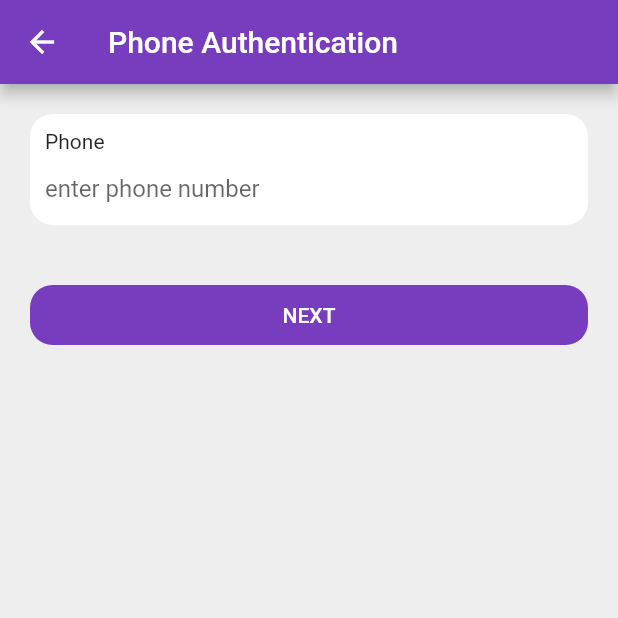
After one commit to subzero56011/Ecommerceapp, a Flutter app: the PhoneScreen screen opened directly, on a phone screen of 412 x 824 dp, the top half of it. The commit adds this screen. Run offline on Flutter 3.47's test engine with Material 2 defaults, Android fonts, the phone set to English and light mode, and no system bars; our stand-ins replace bloc, conditional_builder, dio, expansion_tile_card, firebase_auth, firebase_core and 7 more; accounts and stored records are empty; network calls fail.

Commit message:
phone authentication

```diff
--- a/lib/layout/cubit/states.dart
+++ b/lib/layout/cubit/states.dart
@@ -3,3 +3,10 @@ abstract class HomeStates {}
 class HomeStateInitial extends HomeStates {}
 
 class HomeStateIndex extends HomeStates {}
+
+class HomeStateSuccess extends HomeStates {}
+
+class HomeStateError extends HomeStates {
+  final error;
+  HomeStateError({this.error});
+}
--- a/lib/modules/courses/cubit/states.dart
+++ b/lib/modules/courses/cubit/states.dart
@@ -3,6 +3,8 @@ abstract class CoursesStates {}
 class CoursesStateInitial extends CoursesStates {}
 
 class CoursesStateLoading extends CoursesStates {}
+
+class CoursesStateLoadingMore extends CoursesStates {}
 
 class CoursesStateSuccess extends CoursesStates {}
 
--- /dev/null
+++ b/lib/modules/phone/phone_screen.dart
@@ -0,0 +1,103 @@
+import 'package:ecommerce_app/layout/home.dart';
+import 'package:ecommerce_app/shared/components/components.dart';
+import 'package:firebase_auth/firebase_auth.dart';
+import 'package:flutter/material.dart';
+
+class PhoneScreen extends StatefulWidget {
+  @override
+  _PhoneScreenState createState() => _PhoneScreenState();
+}
+
+class _PhoneScreenState extends State<PhoneScreen> {
+  var phoneController = TextEditingController();
+  var codeController = TextEditingController();
+
+  bool isCode = false;
+  String verCode = '';
+
+  @override
+  Widget build(BuildContext context) {
+    return Scaffold(
+      appBar: AppBar(
+        title: Text('Phone Authentication'),
+      ),
+      body: Padding(
+        padding: EdgeInsets.all(20.0),
+        child: Column(
+          children: [
+            if (!isCode)
+              DefaultTextForm(
+                controller: phoneController,
+                type: TextInputType.phone,
+                hint: 'enter phone number',
+                title: 'Phone',
+              ),
+            if (isCode)
+              DefaultTextForm(
+                controller: codeController,
+                type: TextInputType.phone,
+                hint: 'enter verification code',
+                title: 'code',
+              ),
+            SizedBox(
+              height: 40.0,
+            ),
+            Button(
+              onPressed: () {
+                if (!isCode) {
+                  //validation
+                  String phone = phoneController.text;
+                  if (phone.isEmpty) {
+                    showToast(
+                        text: 'please enter a valid phone number', error: true);
+                    return;
+                  }
+
+                  sendCode(phone);
+                } else {
+                  phoneAuthentication(codeController.text);
+                }
+              },
+              text: isCode ? 'start' : 'next',
+            ),
+            SizedBox(
+              height: 10.0,
+            ),
+          ],
+        ),
+      ),
+    );
+  }
+
+  void sendCode(String number) async {
+    await FirebaseAuth.instance.verifyPhoneNumber(
+      phoneNumber: '+2$number',
+      verificationCompleted: (PhoneAuthCredential credential) {},
+      verificationFailed: (FirebaseAuthException e) {
+        print(e.message);
+      },
+      codeSent: (String verificationId, int resendToken) {
+        isCode = true;
+        verCode = verificationId;
+
+        setState(() {});
+        //navigateTo(context, VerificationScreen(verificationId),);
+      },
+      codeAutoRetrievalTimeout: (String verificationId) {},
+    );
+  }
+
+  void phoneAuthentication(String code) async {
+    PhoneAuthCredential phoneAuthCredential = PhoneAuthProvider.credential(
+        verificationId: this.verCode, smsCode: code);
+
+    await FirebaseAuth.instance
+        .signInWithCredential(phoneAuthCredential)
+        .then((value) {
+      navigateAndFinish(context, HomeScreen());
+      print(value.user.uid);
+    }).catchError((e) {
+      print(e.toString());
+    });
+  }
+}
--- a/lib/modules/search/cubit/states.dart
+++ b/lib/modules/search/cubit/states.dart
@@ -3,6 +3,8 @@ abstract class SearchStates {}
 class SearchStateInitial extends SearchStates {}
 
 class SearchStateLoading extends SearchStates {}
+
+class SearchStateLoadingMore extends SearchStates {}
 
 class SearchStateSuccess extends SearchStates {}
 
```
Also changed, not shown: lib/layout/cubit/cubit.dart (+41 -0 lines), lib/layout/home.dart (+6 -1 lines), lib/main.dart (+18 -0 lines), lib/modules/courses/courses_screen.dart (+47 -1 lines), lib/modules/courses/cubit/cubit.dart (+28 -0 lines), lib/modules/search/cubit/cubit.dart (+36 -8 lines), lib/modules/settings/settings_screen.dart (+10 -0 lines), lib/modules/welcome/welcome_screen.dart (+70 -5 lines), lib/shared/network/remote/dio_helper.dart (+18 -1 lines), pubspec.yaml (+9 -1 lines), assets/images/call.png (added), pubspec.lock, 3 other files.
